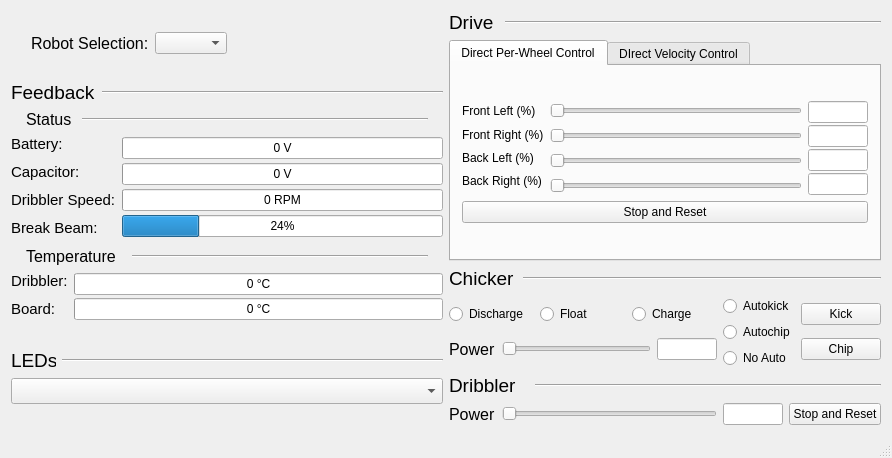
Above: src/software/robot_diagnostics/ui/main_widget.ui from UBC-Thunderbots/Software before the change. Below: the same form after it.
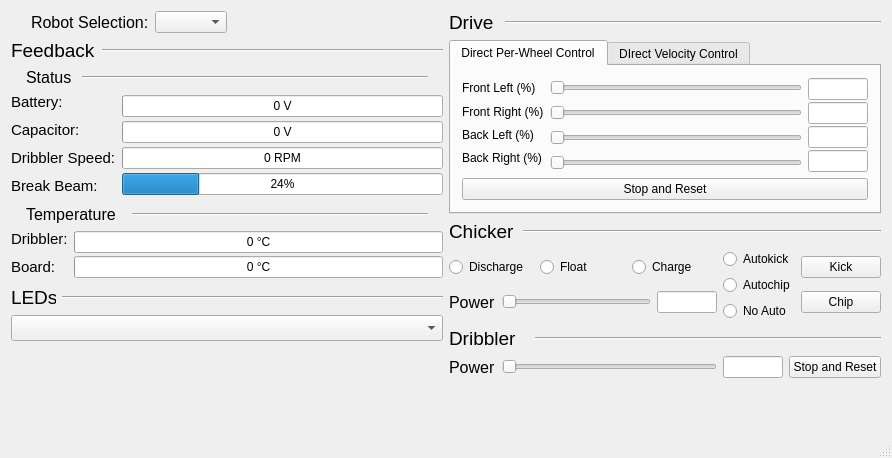
That is the form after the change.

Commit message: Fix chicker behaviour and improve scaling

Diff of the .ui file:
```diff
--- a/src/software/robot_diagnostics/ui/main_widget.ui
+++ b/src/software/robot_diagnostics/ui/main_widget.ui
@@ -401,6 +401,19 @@
             </property>
            </widget>
           </item>
+          <item>
+           <spacer name="verticalSpacer">
+            <property name="orientation">
+             <enum>Qt::Vertical</enum>
+            </property>
+            <property name="sizeHint" stdset="0">
+             <size>
+              <width>20</width>
+              <height>40</height>
+             </size>
+            </property>
+           </spacer>
+          </item>
          </layout>
         </item>
        </layout>
@@ -990,6 +1003,19 @@
             </item>
            </layout>
           </item>
+          <item>
+           <spacer name="verticalSpacer_2">
+            <property name="orientation">
+             <enum>Qt::Vertical</enum>
+            </property>
+            <property name="sizeHint" stdset="0">
+             <size>
+              <width>20</width>
+              <height>40</height>
+             </size>
+            </property>
+           </spacer>
+          </item>
          </layout>
         </item>
        </layout>
```
The commit also changes 2 other files.
